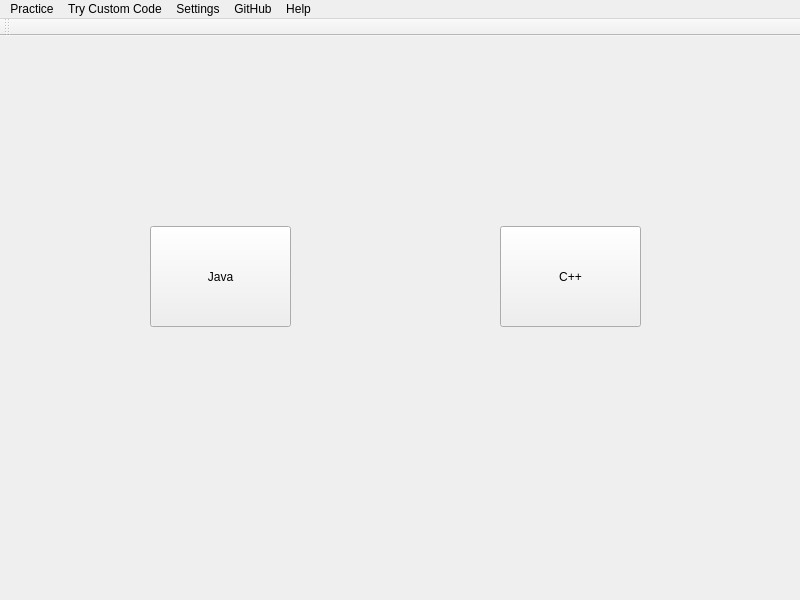
Before: the Qt Designer form mainwindow.ui in wbmsoft/BulletCoder, drawn with Qt 5.
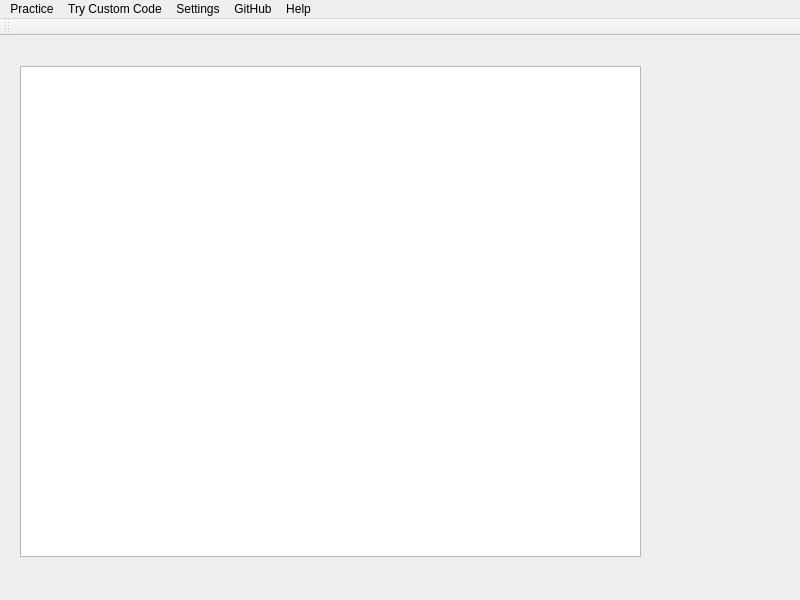
After: the same form once the commit is applied.

```diff
--- a/mainwindow.ui
+++ b/mainwindow.ui
@@ -40,6 +40,16 @@
      <string>C++</string>
     </property>
    </widget>
+   <widget class="QPlainTextEdit" name="plainLessonSource">
+    <property name="geometry">
+     <rect>
+      <x>20</x>
+      <y>30</y>
+      <width>621</width>
+      <height>491</height>
+     </rect>
+    </property>
+   </widget>
   </widget>
   <widget class="QMenuBar" name="menubar">
    <property name="geometry">
```
